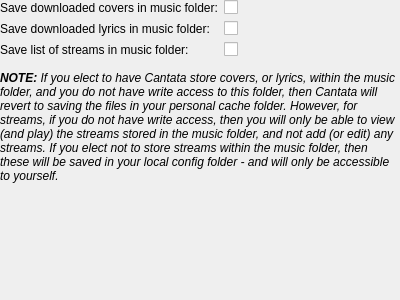
Above: gui/filesettings.ui from polpo/cantata-mac before the change. Below: the same form after it.
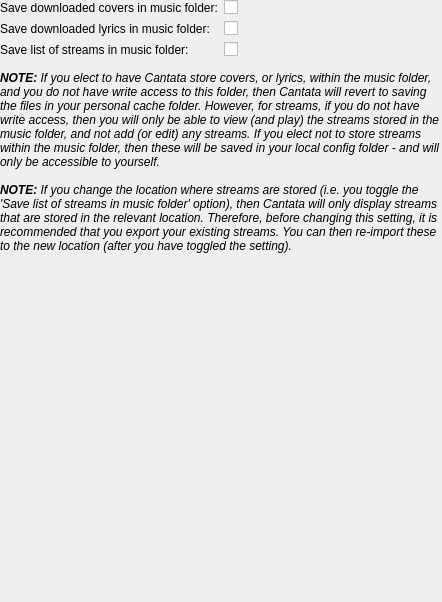
That is the form after the change. Custom widgets are drawn as their Qt base class.

Commit message: Add note about chaging streams location

The edit to the form file:
```diff
--- a/gui/filesettings.ui
+++ b/gui/filesettings.ui
@@ -6,8 +6,8 @@
    <rect>
     <x>0</x>
     <y>0</y>
-    <width>400</width>
-    <height>300</height>
+    <width>442</width>
+    <height>602</height>
    </rect>
   </property>
   <property name="windowTitle">
@@ -87,7 +87,7 @@
    <item>
     <widget class="QLabel" name="label_2">
      <property name="sizePolicy">
-      <sizepolicy hsizetype="Preferred" vsizetype="MinimumExpanding">
+      <sizepolicy hsizetype="Preferred" vsizetype="Maximum">
        <horstretch>0</horstretch>
        <verstretch>0</verstretch>
       </sizepolicy>
@@ -103,6 +103,41 @@
      </property>
     </widget>
    </item>
+   <item>
+    <spacer name="verticalSpacer_2">
+     <property name="orientation">
+      <enum>Qt::Vertical</enum>
+     </property>
+     <property name="sizeType">
+      <enum>QSizePolicy::Fixed</enum>
+     </property>
+     <property name="sizeHint" stdset="0">
+      <size>
+       <width>20</width>
+       <height>8</height>
+      </size>
+     </property>
+    </spacer>
+   </item>
+   <item>
+    <widget class="StateLabel" name="streamLocationNote">
+     <property name="sizePolicy">
+      <sizepolicy hsizetype="Preferred" vsizetype="MinimumExpanding">
+       <horstretch>0</horstretch>
+       <verstretch>0</verstretch>
+      </sizepolicy>
+     </property>
+     <property name="text">
+      <string>&lt;i&gt;&lt;b&gt;NOTE:&lt;/b&gt; If you change the location where streams are stored (i.e. you toggle the 'Save list of streams in music folder' option), then Cantata will only display streams that are stored in the relevant location. Therefore, before changing this setting, it is recommended that you export your existing streams. You can then re-import these to the new location (after you have toggled the setting).&lt;/i&gt;</string>
+     </property>
+     <property name="alignment">
+      <set>Qt::AlignLeading|Qt::AlignLeft|Qt::AlignTop</set>
+     </property>
+     <property name="wordWrap">
+      <bool>true</bool>
+     </property>
+    </widget>
+   </item>
   </layout>
  </widget>
  <customwidgets>
@@ -111,6 +146,11 @@
    <extends>QLabel</extends>
    <header>buddylabel.h</header>
   </customwidget>
+  <customwidget>
+   <class>StateLabel</class>
+   <extends>QLabel</extends>
+   <header>statelabel.h</header>
+  </customwidget>
   <customwidget>
    <class>OnOffButton</class>
    <extends>QCheckBox</extends>
```
The commit also changes 2 other files.
